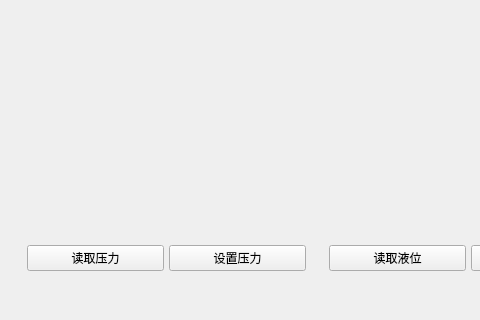
The window that mainwindow.ui (anzisheng/Dashboard) describes before a commit, drawn with Qt 5; both pictures show x 0 to 480 and y 280 to 600 of the 800 by 600 pixel window.
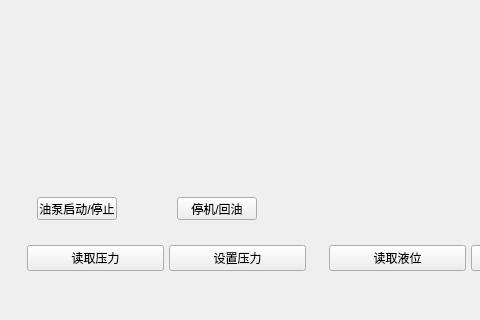
The same window after the commit. Custom widgets are drawn as their Qt base class.

Commit message: 油泵启动和停机两个按钮

```diff
--- a/mainwindow.ui
+++ b/mainwindow.ui
@@ -199,6 +199,32 @@
                 </property>
                </widget>
               </widget>
+              <widget class="QPushButton" name="start_stop">
+               <property name="geometry">
+                <rect>
+                 <x>10</x>
+                 <y>450</y>
+                 <width>80</width>
+                 <height>23</height>
+                </rect>
+               </property>
+               <property name="text">
+                <string>油泵启动/停止</string>
+               </property>
+              </widget>
+              <widget class="QPushButton" name="StopLoopoil">
+               <property name="geometry">
+                <rect>
+                 <x>150</x>
+                 <y>450</y>
+                 <width>80</width>
+                 <height>23</height>
+                </rect>
+               </property>
+               <property name="text">
+                <string>停机/回油</string>
+               </property>
+              </widget>
              </widget>
             </item>
             <item>
```
The commit also changes 2 other files.
